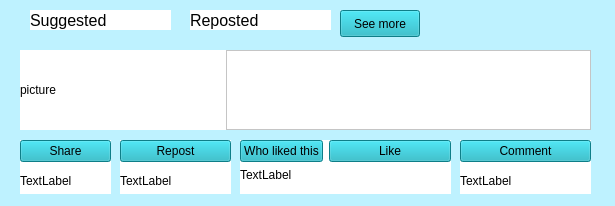
Before: the Qt Designer form postui.ui in KNajjary/LinkedIn, drawn with Qt 5.
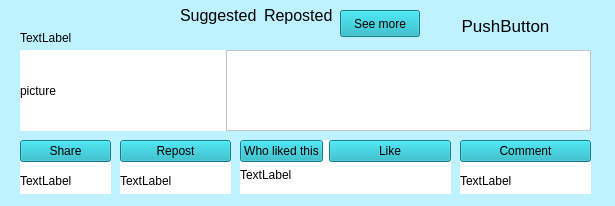
After: the same form once the commit is applied.

What changed in the file:
```diff
--- a/postui.ui
+++ b/postui.ui
@@ -153,7 +153,7 @@
      <x>20</x>
      <y>50</y>
      <width>571</width>
-     <height>80</height>
+     <height>81</height>
     </rect>
    </property>
    <layout class="QHBoxLayout" name="horizontalLayout">
@@ -171,7 +171,11 @@
      </widget>
     </item>
     <item>
-     <widget class="QTextBrowser" name="textBrowser_Text"/>
+     <widget class="QTextBrowser" name="textBrowser_Text">
+      <property name="layoutDirection">
+       <enum>Qt::RightToLeft</enum>
+      </property>
+     </widget>
     </item>
    </layout>
   </widget>
@@ -192,42 +196,6 @@
     <string>See more</string>
    </property>
   </widget>
-  <widget class="QLabel" name="label_reposted">
-   <property name="geometry">
-    <rect>
-     <x>190</x>
-     <y>10</y>
-     <width>141</width>
-     <height>20</height>
-    </rect>
-   </property>
-   <property name="font">
-    <font>
-     <pointsize>12</pointsize>
-    </font>
-   </property>
-   <property name="text">
-    <string>Reposted</string>
-   </property>
-  </widget>
-  <widget class="QLabel" name="label_suggested">
-   <property name="geometry">
-    <rect>
-     <x>30</x>
-     <y>10</y>
-     <width>141</width>
-     <height>20</height>
-    </rect>
-   </property>
-   <property name="font">
-    <font>
-     <pointsize>12</pointsize>
-    </font>
-   </property>
-   <property name="text">
-    <string>Suggested</string>
-   </property>
-  </widget>
   <widget class="QFrame" name="frame">
    <property name="geometry">
     <rect>
@@ -247,8 +215,82 @@
    <property name="frameShadow">
     <enum>QFrame::Raised</enum>
    </property>
+   <widget class="QPushButton" name="pushButton_Sender">
+    <property name="geometry">
+     <rect>
+      <x>440</x>
+      <y>20</y>
+      <width>151</width>
+      <height>31</height>
+     </rect>
+    </property>
+    <property name="font">
+     <font>
+      <pointsize>13</pointsize>
+     </font>
+    </property>
+    <property name="text">
+     <string>PushButton</string>
+    </property>
+    <property name="flat">
+     <bool>true</bool>
+    </property>
+   </widget>
+   <widget class="QLabel" name="label_Time">
+    <property name="geometry">
+     <rect>
+      <x>30</x>
+      <y>40</y>
+      <width>201</width>
+      <height>16</height>
+     </rect>
+    </property>
+    <property name="text">
+     <string>TextLabel</string>
+    </property>
+   </widget>
+   <widget class="QWidget" name="">
+    <property name="geometry">
+     <rect>
+      <x>190</x>
+      <y>10</y>
+      <width>161</width>
+      <height>31</height>
+     </rect>
+    </property>
+    <layout class="QHBoxLayout" name="horizontalLayout_3">
+     <item>
+      <widget class="QLabel" name="label_suggested">
+       <property name="font">
+        <font>
+         <pointsize>12</pointsize>
+        </font>
+       </property>
+       <property name="text">
+        <string>Suggested</string>
+       </property>
+      </widget>
+     </item>
+     <item>
+      <widget class="QLabel" name="label_reposted">
+       <property name="font">
+        <font>
+         <pointsize>12</pointsize>
+        </font>
+       </property>
+       <property name="text">
+        <string>Reposted</string>
+       </property>
+      </widget>
+     </item>
+    </layout>
+   </widget>
+   <zorder>pushButton_Sender</zorder>
+   <zorder>label_Time</zorder>
+   <zorder>label_suggested</zorder>
+   <zorder>label_reposted</zorder>
   </widget>
-  <widget class="QWidget" name="">
+  <widget class="QWidget" name="layoutWidget">
    <property name="geometry">
     <rect>
      <x>430</x>
```
Left out of the diff: 5 changed lines with no effect on the pictures.
